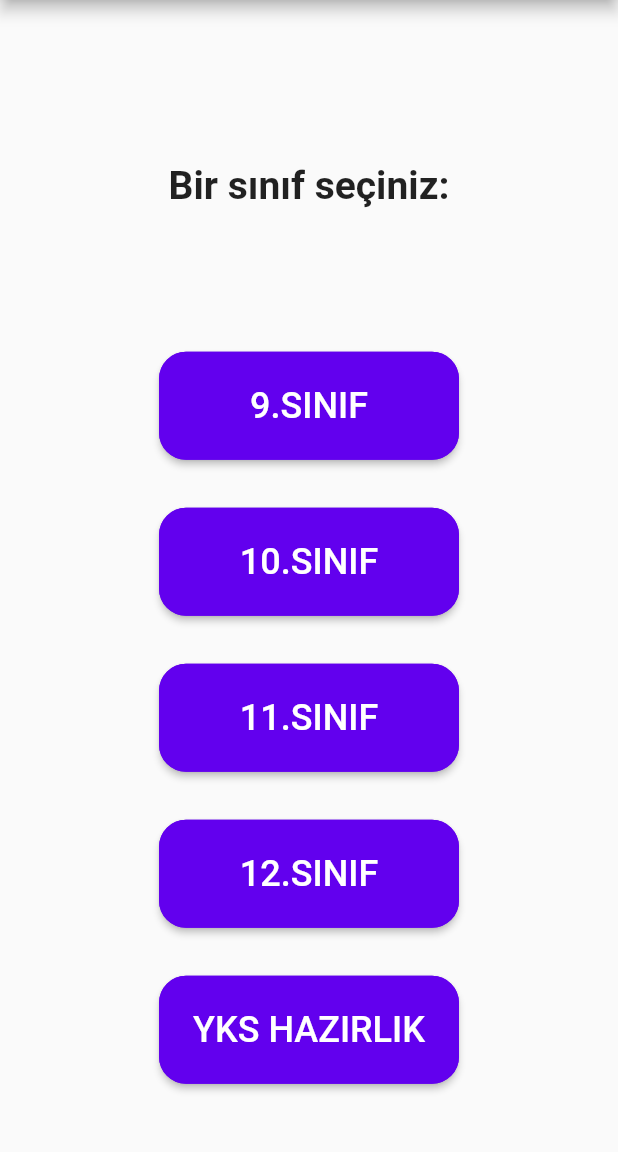
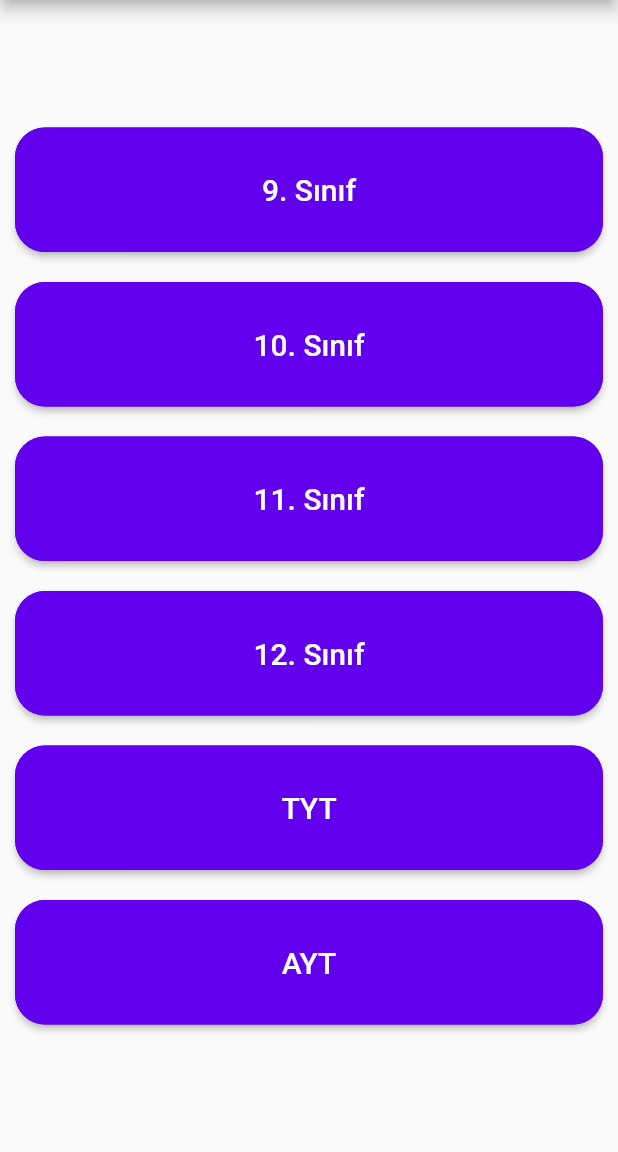
Before and after one commit to Y-usuf-18/Flutter-project, a Flutter app: the screen it shows after launch, after a tap on "DEVAM", on a phone screen of 412 x 824 dp, the part 84-1236 px from its top. Run offline on Flutter 3.47's test engine with Material 2 defaults, Android fonts, the phone set to English and light mode, and no system bars; missing offline and left inert: flare_splash_screen.

```diff
--- a/lib/main.dart
+++ b/lib/main.dart
@@ -1,6 +1,7 @@
 import 'package:flutter/material.dart';
 import 'package:flutter/cupertino.dart';
 import 'package:flare_splash_screen/flare_splash_screen.dart';
+import 'dart:convert';
 
 
 void main() => runApp(MyApp());
@@ -83,7 +84,7 @@ class Hosgeldiniz extends StatelessWidget{
               textColor: Colors.white,
               onPressed: () => Navigator.push(
                 context,
-                MaterialPageRoute(builder: (context) => Grade()),
+                MaterialPageRoute(builder: (context) => Siniflar()),
               ),
               child: Container(
 
@@ -110,8 +111,24 @@ class Hosgeldiniz extends StatelessWidget{
     );
   }
 }
+class Siniflar extends StatefulWidget{
+  @override
+  _SiniflarState createState() =>_SiniflarState();
+}
 
-class Grade extends StatelessWidget { // Bütün Classları İngilizce      isimlendiriyoruz.
+class _SiniflarState extends State<Siniflar>{
+
+  List tumSiniflar;
+  @override void initState() {
+    // TODO: implement initState
+    super.initState();
+    veriOku().then((gelenSiniflar){
+      setState(() {
+        tumSiniflar = gelenSiniflar;
+      });
+    });
+  }
+
   @override
   Widget build(BuildContext context) {
     return MaterialApp(
@@ -127,142 +144,62 @@ class Grade extends StatelessWidget { // Bütün Classları İngilizce      isim
           title: Text("AKILLI REHBER"),
           centerTitle: true,
         ),
-        body: Column(
-          mainAxisAlignment: MainAxisAlignment.spaceAround ,
-          children: [
-            GestureDetector(
-              onTap: (){},
-              child:  Row(
-                mainAxisAlignment: MainAxisAlignment.center,
-                children: <Widget>[
-                  Text('Bir sınıf seçiniz:',
-                      style: TextStyle(fontSize: 26, height: 5 ,fontWeight: FontWeight.bold)),
-                ],
-              ),
-            ),
-            Column(
+        body: new Container(
 
-              children: <Widget>[
-                Padding(
-                  padding: const EdgeInsets.all(16.0),
-                  child: SizedBox(
-                    width: 200,
-                    height: 72,
+          alignment: Alignment.center,
+                  child: FutureBuilder(
+                      future: veriOku(),
+                      builder:(context, sonuc){
+
+                    if(sonuc.hasData){
+                      tumSiniflar = sonuc.data;
+                      return ListView.builder(
+                        shrinkWrap: true,
+                        itemBuilder: (context, index) {
+
+                        return Padding(
+                          padding: const EdgeInsets.all(10.0),
                           child: RaisedButton(
+                            padding: EdgeInsets.fromLTRB(0, 30, 0, 30),
                             shape: RoundedRectangleBorder(
-                        borderRadius: BorderRadius.circular(18.0),
+                              borderRadius: BorderRadius.circular(20.0),
                               side: BorderSide(color:Color(0xff6200ee)),
 
                             ),
                             color: Color(0xff6200ee),
                             textColor: Colors.white,
                             onPressed: () {},
-                      child: Text(
-                        "9.SINIF",
-                        style: TextStyle(
-                          fontSize: 24,
+                              child: Text(tumSiniflar[index]["sinif"],style: TextStyle(
+                                fontSize: 20,
                               ),
                               ),
-                    ),
-                  ),
-                ),
-                Padding(
-                  padding: const EdgeInsets.all(16.0),
-                  child: SizedBox(
-                    width: 200,
-                    height: 72,
-                    child: RaisedButton(
-                      shape: RoundedRectangleBorder(
-                        borderRadius: BorderRadius.circular(18.0),
-                          side: BorderSide(color:Color(0xff6200ee)),
 
                             ),
-                      color: Color(0xff6200ee),
-                      textColor: Colors.white,
-                      onPressed: () {},
-                      child: Text(
-                        "10.SINIF",
-                        style: TextStyle(
-                          fontSize: 24,
-                        ),
-                      ),
-                    ),
-                  ),
-                ),
-                Padding(
-                  padding: const EdgeInsets.all(16.0),
-                  child: SizedBox(
-                    width: 200,
-                    height: 72,
-                    child: RaisedButton(
-                      shape: RoundedRectangleBorder(
-                        borderRadius: BorderRadius.circular(18.0),
-                          side: BorderSide(color:Color(0xff6200ee)),
+                        );
 
-                      ),
-                      color: Color(0xff6200ee),
-                      textColor: Colors.white,
-                      onPressed: () {},
-                      child: Text(
-                        "11.SINIF",
-                        style: TextStyle(
-                          fontSize: 24,
-                        ),
-                      ),
-                    ),
-                  ),
-                ),
-                Padding(
-                  padding: const EdgeInsets.all(16.0),
-                  child: SizedBox(
-                    width: 200,
-                    height: 72,
-                    child: RaisedButton(
-                      shape: RoundedRectangleBorder(
-                        borderRadius: BorderRadius.circular(18.0),
-                          side: BorderSide(color:Color(0xff6200ee)),
 
-                      ),
-                      color: Color(0xff6200ee),
-                      textColor: Colors.white,
-                      onPressed: () {},
-                      child: Text(
-                        "12.SINIF",
-                        style: TextStyle(
-                          fontSize: 24,
-                        ),
-                      ),
-                    ),
-                  ),
-                ),
-                Padding(
-                  padding: const EdgeInsets.all(16.0),
-                  child: SizedBox(
-                    width: 200,
-                    height: 72,
-                    child: RaisedButton(
-                      shape: RoundedRectangleBorder(
-                        borderRadius: BorderRadius.circular(18.0),
-                          side: BorderSide(color:Color(0xff6200ee)),
-
-                      ),
-                      color: Color(0xff6200ee),
-                      textColor: Colors.white,
-                      onPressed: () {},
-                      child: Text(
-                        "YKS HAZIRLIK",
-                        style: TextStyle(
-                          fontSize: 24,
-                        ),
-                      ),
-                    ),
-                  ),
-                ),
-              ],
-            ),
-          ],
+                      },
+                      itemCount: tumSiniflar.length,
+                      );
+                    }else{
+                      return Center(child: CircularProgressIndicator(),);
+                    }
+    }),
     ),
     ),
     );
     }
+
+
+
+  Future<List> veriOku() async{
+    var gelenJson = await DefaultAssetBundle.of(context).loadString("assets/data/mufredat.json");
+    List sinifListesi = json.decode(gelenJson.toString());
+    debugPrint("Toplam ders sayısı: "+sinifListesi.length.toString());
+    for( int i=0; i<sinifListesi.length; i++ ){
+      debugPrint("Sınıf: " + sinifListesi[i]["sinif"].toString());
     }
+    return sinifListesi;
+
+  }
+}
--- a/pubspec.yaml
+++ b/pubspec.yaml
@@ -51,6 +51,7 @@ flutter:
   # To add assets to your application, add an assets section, like this:
   assets:
     - assets/splash.flr
+    - assets/data/mufredat.json
   #   - images/a_dot_ham.jpeg
 
   # An image asset can refer to one or more resolution-specific "variants", see
```
Also changed, not shown: assets/data/mufredat.json, 1 other file. Lines whose indentation alone changed are shown as unchanged.
